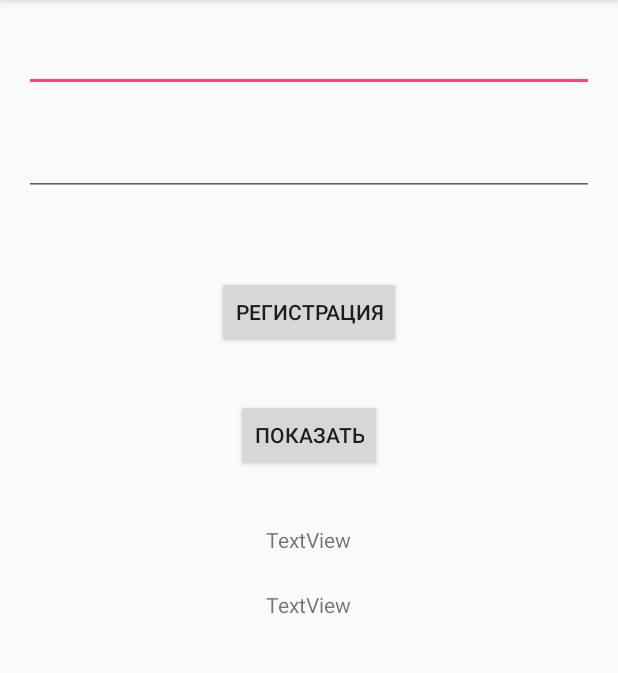
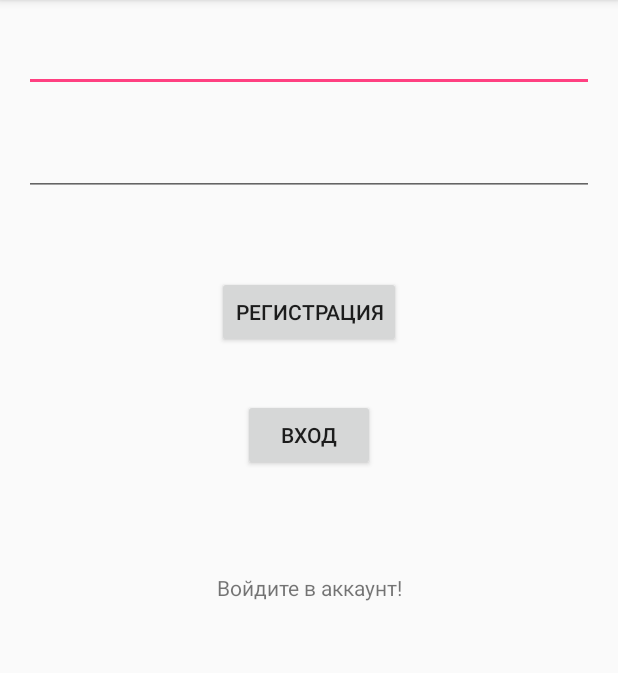
Before and after one commit to AndromedaMobileDevelopment/LoginProject, an Android app: the screen it shows after launch (MainActivity), on a phone screen of 412 x 824 dp, the part 84-757 px from its top. Run offline under Robolectric (Android 15) with nearby library versions, the phone set to English and light mode, and no system bars.

Commit message:
second commit, add autorisation

```diff
--- a/app/src/main/java/com/development/mobile/andromeda/hometask3/MainActivity.java
+++ b/app/src/main/java/com/development/mobile/andromeda/hometask3/MainActivity.java
@@ -2,6 +2,7 @@ package com.development.mobile.andromeda.hometask3;
 
 import android.support.v7.app.AppCompatActivity;
 import android.os.Bundle;
+import android.util.Log;
 import android.view.View;
 import android.widget.Button;
 import android.widget.EditText;
@@ -15,11 +16,10 @@ public class MainActivity extends AppCompatActivity implements View.OnClickListe
     private Button reg;
     private Button log;
 
-    private TextView email_text;
-    private TextView password_text;
+    private TextView login;
 
-    private String email;
-    private String password;
+    private String email=null;
+    private String password=null;
 
     @Override
     protected void onCreate(Bundle savedInstanceState) {
@@ -29,8 +29,7 @@ public class MainActivity extends AppCompatActivity implements View.OnClickListe
         email_edit = (EditText) findViewById(R.id.editText);
         password_edit = (EditText) findViewById(R.id.editText2);
 
-        email_text = (TextView) findViewById(R.id.textView2);
-        password_text = (TextView) findViewById(R.id.textView3);
+        login = (TextView) findViewById(R.id.textView);
 
         reg = (Button) findViewById(R.id.button);
         log = (Button) findViewById(R.id.button2);
@@ -43,14 +42,22 @@ public class MainActivity extends AppCompatActivity implements View.OnClickListe
         switch (view.getId()) {
 
             case R.id.button:
-
-            email = email_edit.getText().toString();
-            password = password_edit.getText().toString();
+                email = email_edit.getText().toString();
+                password = password_edit.getText().toString();
                 break;
 
             case R.id.button2:
-                password_text.setText(password);
-                email_text.setText(email);
+                if(email != null && password != null)
+                {
+                    Log.d("EMAIL",email);
+                    Log.d("PASSWORD",password);
+                    Log.d("PASSWORD",password_edit.getText().toString());
+                    if(email_edit.getText().toString().equals(email) && password_edit.getText().toString().equals(password)) {
+                      login.setText("Вход успешен!");
+                    }
+                    else {login.setText("Неправильный логин или пароль!");}
+                }
+                else {login.setText("Вы не зарегестрировались!");}
                 break;
         }
     }
--- a/app/src/main/res/layout/activity_main.xml
+++ b/app/src/main/res/layout/activity_main.xml
@@ -41,7 +41,7 @@
         android:id="@+id/button" />
 
     <Button
-        android:text="Показать"
+        android:text="Вход"
         android:layout_width="wrap_content"
         android:layout_height="wrap_content"
         android:layout_below="@+id/button"
@@ -50,20 +50,14 @@
         android:id="@+id/button2" />
 
     <TextView
-        android:text="TextView"
-        android:layout_width="wrap_content"
+        android:layout_width="match_parent"
         android:layout_height="wrap_content"
+        android:text="Войдите в аккаунт!"
+        android:gravity="center"
+        android:layout_marginTop="68dp"
+        android:id="@+id/textView"
         android:layout_below="@+id/button2"
-        android:layout_centerHorizontal="true"
-        android:layout_marginTop="36dp"
-        android:id="@+id/textView2" />
+        android:layout_alignParentStart="true" />
 
-    <TextView
-        android:text="TextView"
-        android:layout_width="wrap_content"
-        android:layout_height="wrap_content"
-        android:layout_below="@+id/textView2"
-        android:layout_alignStart="@+id/textView2"
-        android:layout_marginTop="24dp"
-        android:id="@+id/textView3" />
+
 </RelativeLayout>
```
Also changed, not shown: 5 other files.
